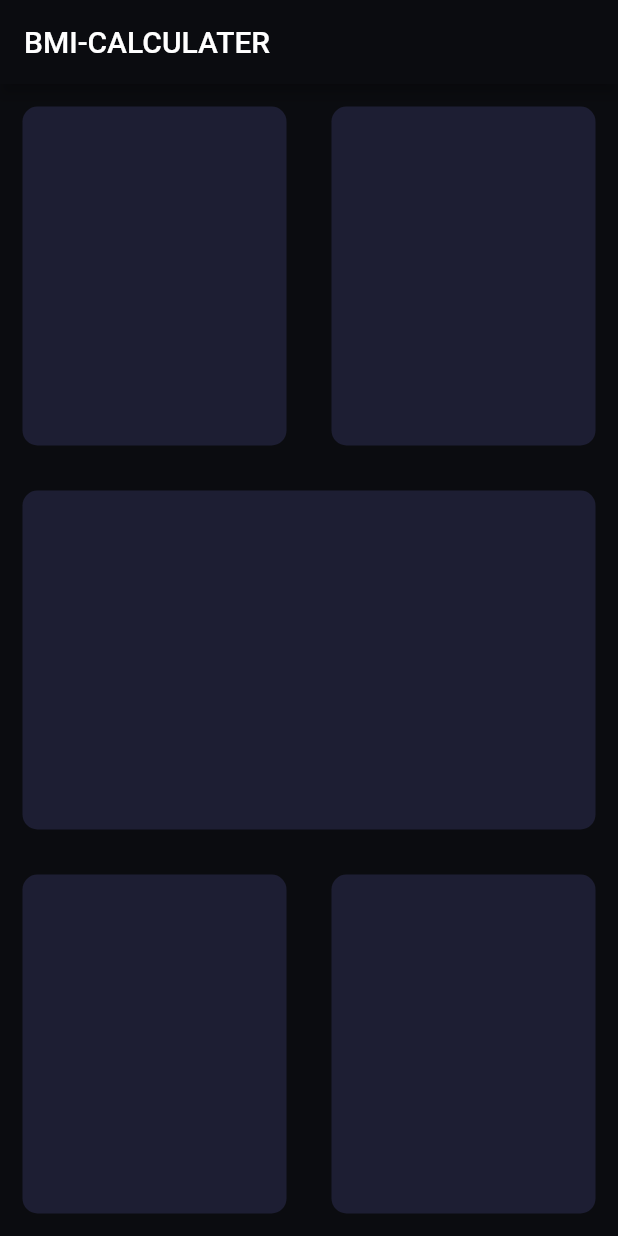
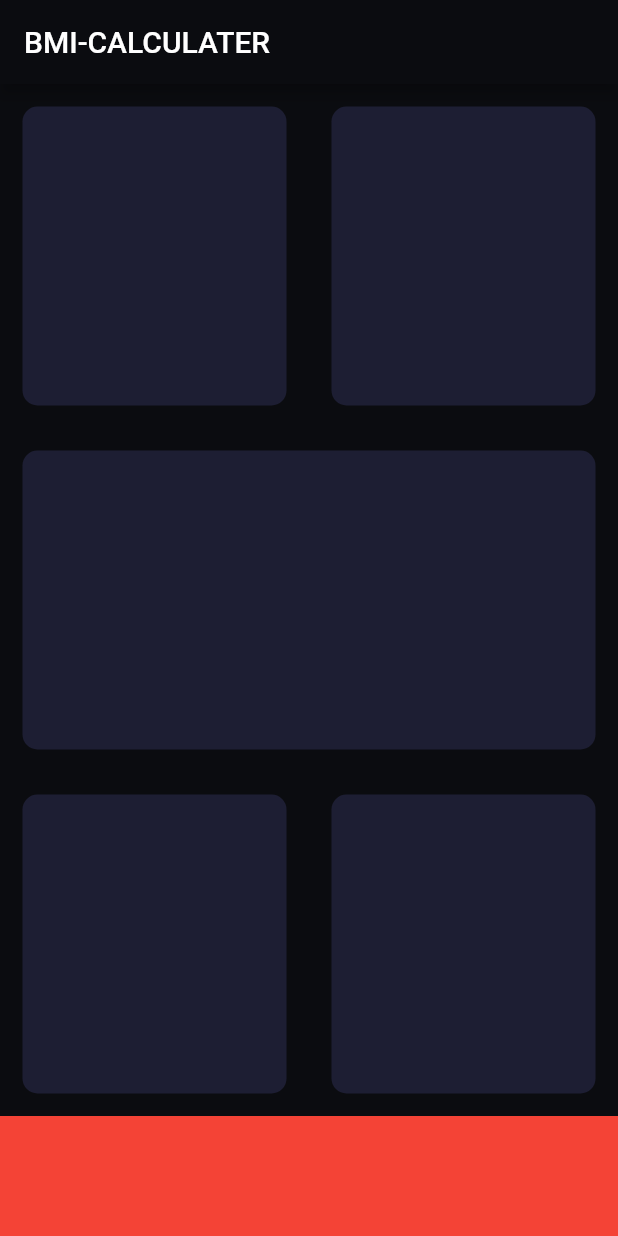
Before and after one commit to jawaheralmalki/BMIcalculator, a Flutter app: the screen it shows after launch, on a phone screen of 412 x 824 dp. Run offline on Flutter 3.47's test engine with Material 2 defaults, Android fonts, the phone set to English and light mode, and no system bars.

Commit message:
add const elemants

```diff
--- a/bmi_app/lib/inpout.dart
+++ b/bmi_app/lib/inpout.dart
@@ -1,8 +1,10 @@
 import 'package:flutter/material.dart';
 
+const activeCardColor = Color(0xFF1D1E33);
+const bottomHigdh = 80.0;
+const bouttomColor = Colors.red;
+
 class InputPage extends StatefulWidget {
-  const InputPage({Key? key}) : super(key: key);
-
   @override
   _InputPageState createState() => _InputPageState();
 }
@@ -22,28 +24,37 @@ class _InputPageState extends State<InputPage> {
             child: Row(
               children: [
                 Expanded(
-                  child: ReusableCard(),
+                  child: ReusableCard(
+                    colour: activeCardColor,
+                  ),
                 ),
                 Expanded(
-                  child: ReusableCard(),
+                  child: ReusableCard(
+                    colour: activeCardColor,
+                  ),
                 ),
               ],
             ),
           ),
           Expanded(
-            child: ReusableCard(),
+            child: ReusableCard(colour: activeCardColor),
           ),
           Expanded(
             child: Row(
               children: [
                 Expanded(
-                  child: ReusableCard(),
+                  child: ReusableCard(colour: activeCardColor),
                 ),
                 Expanded(
-                  child: ReusableCard(),
+                  child: ReusableCard(colour: activeCardColor),
                 ),
               ],
             ),
+          ),
+          Container(
+            color: bouttomColor,
+            // width: double.infinity,
+            height: bottomHigdh,
           ),
         ],
       ),
@@ -52,12 +63,16 @@ class _InputPageState extends State<InputPage> {
 }
 
 class ReusableCard extends StatelessWidget {
+  ReusableCard({required this.colour, this.cardwidget});
+  final Color colour;
+  final Widget? cardwidget;
   @override
   Widget build(BuildContext context) {
     return Container(
+      child: cardwidget,
       margin: const EdgeInsets.all(15.0),
       decoration: BoxDecoration(
-        color: const Color(0xFF1D1E33),
+        color: colour,
         borderRadius: BorderRadius.circular(10.0),
       ),
     );
--- a/bmi_app/lib/main.dart
+++ b/bmi_app/lib/main.dart
@@ -12,7 +12,7 @@ class BMICalulatoe extends StatelessWidget {
       theme: ThemeData(
         scaffoldBackgroundColor: const Color(0xFF0B0C10),
       ),
-      home: const InputPage(),
+      home: InputPage(),
     );
   }
 }
```
